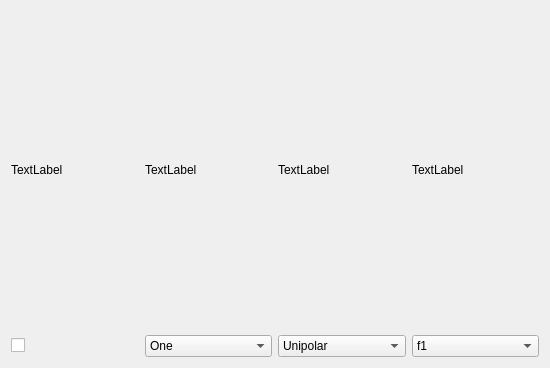
This is Aquisition/MVC/Views/InChannelWidget.ui in zigorrom/PyFANS as Qt 5 draws it before an edit. The edited form follows.
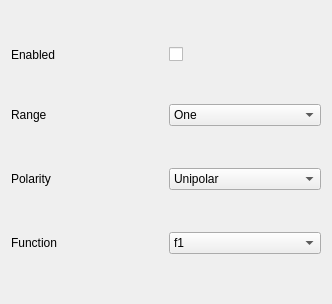
This is the edited form.

```diff
--- a/Aquisition/MVC/Views/InChannelWidget.ui
+++ b/Aquisition/MVC/Views/InChannelWidget.ui
@@ -6,8 +6,8 @@
    <rect>
     <x>0</x>
     <y>0</y>
-    <width>550</width>
-    <height>368</height>
+    <width>332</width>
+    <height>304</height>
    </rect>
   </property>
   <property name="windowTitle">
@@ -17,38 +17,24 @@
    <item row="0" column="0">
     <widget class="QLabel" name="ui_en_label">
      <property name="text">
-      <string>TextLabel</string>
+      <string>Enabled</string>
      </property>
     </widget>
    </item>
    <item row="0" column="1">
-    <widget class="QLabel" name="ui_rang_label">
-     <property name="text">
-      <string>TextLabel</string>
-     </property>
-    </widget>
-   </item>
-   <item row="0" column="2">
-    <widget class="QLabel" name="ui_pol_label">
-     <property name="text">
-      <string>TextLabel</string>
-     </property>
-    </widget>
-   </item>
-   <item row="0" column="3">
-    <widget class="QLabel" name="ui_func_label">
-     <property name="text">
-      <string>TextLabel</string>
-     </property>
-    </widget>
-   </item>
-   <item row="1" column="0">
     <widget class="QCheckBox" name="ui_enabled">
      <property name="text">
       <string/>
      </property>
     </widget>
    </item>
+   <item row="1" column="0">
+    <widget class="QLabel" name="ui_rang_label">
+     <property name="text">
+      <string>Range</string>
+     </property>
+    </widget>
+   </item>
    <item row="1" column="1">
     <widget class="QComboBox" name="ui_range">
      <item>
@@ -68,7 +54,14 @@
      </item>
     </widget>
    </item>
-   <item row="1" column="2">
+   <item row="2" column="0">
+    <widget class="QLabel" name="ui_pol_label">
+     <property name="text">
+      <string>Polarity</string>
+     </property>
+    </widget>
+   </item>
+   <item row="2" column="1">
     <widget class="QComboBox" name="ui_polarity">
      <item>
       <property name="text">
@@ -82,7 +75,14 @@
      </item>
     </widget>
    </item>
-   <item row="1" column="3">
+   <item row="3" column="0">
+    <widget class="QLabel" name="ui_func_label">
+     <property name="text">
+      <string>Function</string>
+     </property>
+    </widget>
+   </item>
+   <item row="3" column="1">
     <widget class="QComboBox" name="ui_function">
      <item>
       <property name="text">
```
